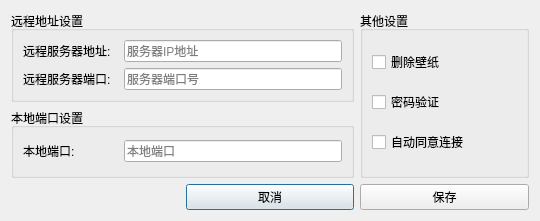
Qt form RDCClient-Mac/RDCPreferencesDialog.ui (WangLuofan/RDCSource) before a commit.
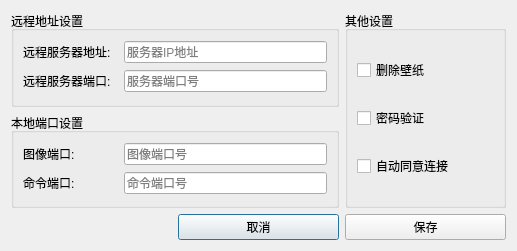
The same form after that commit.

```diff
--- a/RDCClient-Mac/RDCPreferencesDialog.ui
+++ b/RDCClient-Mac/RDCPreferencesDialog.ui
@@ -6,8 +6,8 @@
    <rect>
     <x>0</x>
     <y>0</y>
-    <width>540</width>
-    <height>221</height>
+    <width>517</width>
+    <height>251</height>
    </rect>
   </property>
   <property name="windowTitle">
@@ -107,6 +107,13 @@
       <string>本地端口设置</string>
      </property>
      <layout class="QGridLayout" name="gridLayout_2">
+      <item row="0" column="1">
+       <widget class="QLineEdit" name="screenPortLineEdit">
+        <property name="placeholderText">
+         <string>图像端口号</string>
+        </property>
+       </widget>
+      </item>
       <item row="0" column="0">
        <widget class="QLabel" name="label_3">
         <property name="minimumSize">
@@ -116,17 +123,33 @@
          </size>
         </property>
         <property name="text">
-         <string>本地端口:</string>
+         <string>图像端口:</string>
         </property>
         <property name="alignment">
          <set>Qt::AlignLeading|Qt::AlignLeft|Qt::AlignVCenter</set>
         </property>
        </widget>
       </item>
-      <item row="0" column="1">
-       <widget class="QLineEdit" name="localPortLineEdit">
+      <item row="1" column="0">
+       <widget class="QLabel" name="label_4">
+        <property name="minimumSize">
+         <size>
+          <width>95</width>
+          <height>0</height>
+         </size>
+        </property>
+        <property name="text">
+         <string>命令端口:</string>
+        </property>
+        <property name="alignment">
+         <set>Qt::AlignLeading|Qt::AlignLeft|Qt::AlignVCenter</set>
+        </property>
+       </widget>
+      </item>
+      <item row="1" column="1">
+       <widget class="QLineEdit" name="commandPortLineEdit">
         <property name="placeholderText">
-         <string>本地端口</string>
+         <string>命令端口号</string>
         </property>
        </widget>
       </item>
```
